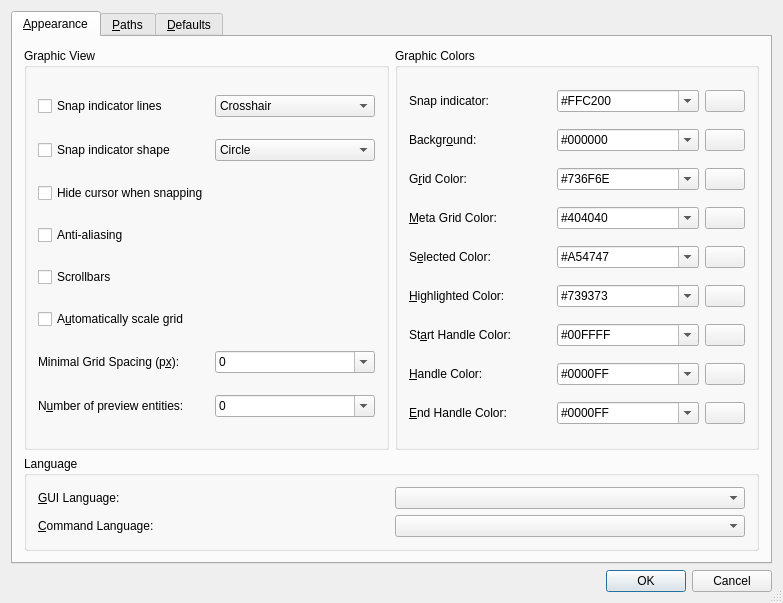
Old version of the form librecad/src/ui/forms/qg_dlgoptionsgeneral.ui in the repository LibreCAD/LibreCAD.
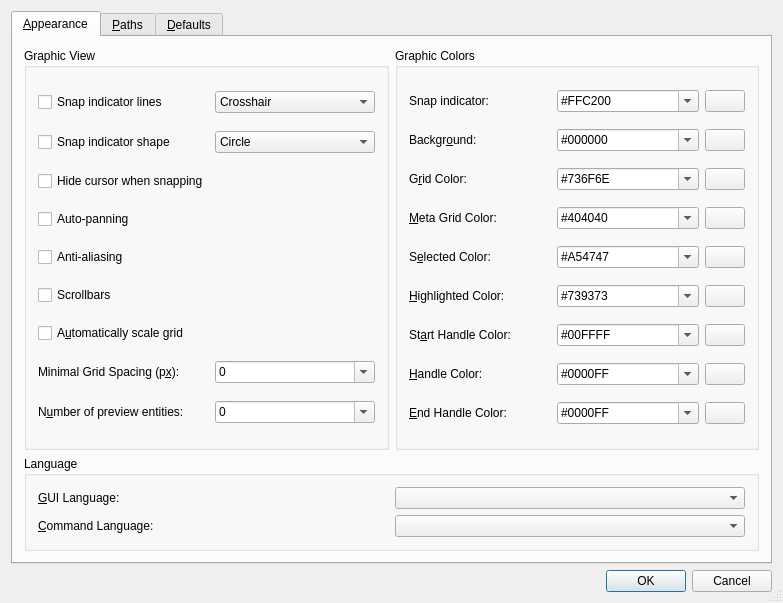
New version of the form. The open tabs and pages were chosen to show the change. Icons and pictures are not drawn.

Commit message: PR #1490 by melwyncarlo: auto-pan support

Patch:
```diff
--- a/librecad/src/ui/forms/qg_dlgoptionsgeneral.ui
+++ b/librecad/src/ui/forms/qg_dlgoptionsgeneral.ui
@@ -179,20 +179,27 @@
            </widget>
           </item>
           <item row="3" column="0">
+           <widget class="QCheckBox" name="cb_autopanning">
+            <property name="text">
+             <string>Auto-panning</string>
+            </property>
+           </widget>
+          </item>
+          <item row="4" column="0">
            <widget class="QCheckBox" name="cb_antialiasing">
             <property name="text">
              <string>Anti-aliasing</string>
             </property>
            </widget>
           </item>
-          <item row="4" column="0">
+          <item row="5" column="0">
            <widget class="QCheckBox" name="scrollbars_check_box">
             <property name="text">
              <string>Scrollbars</string>
             </property>
            </widget>
           </item>
-          <item row="5" column="0">
+          <item row="6" column="0">
            <widget class="QCheckBox" name="cbScaleGrid">
             <property name="text">
              <string>A&amp;utomatically scale grid</string>
@@ -202,7 +209,7 @@
             </property>
            </widget>
           </item>
-          <item row="6" column="0">
+          <item row="7" column="0">
            <widget class="QLabel" name="lMinGridSpacing">
             <property name="text">
              <string>Minimal Grid Spacing (p&amp;x):</string>
@@ -215,7 +222,7 @@
             </property>
            </widget>
           </item>
-          <item row="6" column="1">
+          <item row="7" column="1">
            <widget class="QComboBox" name="cbMinGridSpacing">
             <property name="editable">
              <bool>true</bool>
@@ -262,7 +269,7 @@
             </item>
            </widget>
           </item>
-          <item row="7" column="0">
+          <item row="8" column="0">
            <widget class="QLabel" name="lMaxPreview">
             <property name="text">
              <string>N&amp;umber of preview entities:</string>
@@ -275,7 +282,7 @@
             </property>
            </widget>
           </item>
-          <item row="7" column="1">
+          <item row="8" column="1">
            <widget class="QComboBox" name="cbMaxPreview">
             <property name="editable">
              <bool>true</bool>
```
The commit also changes 5 other files.
